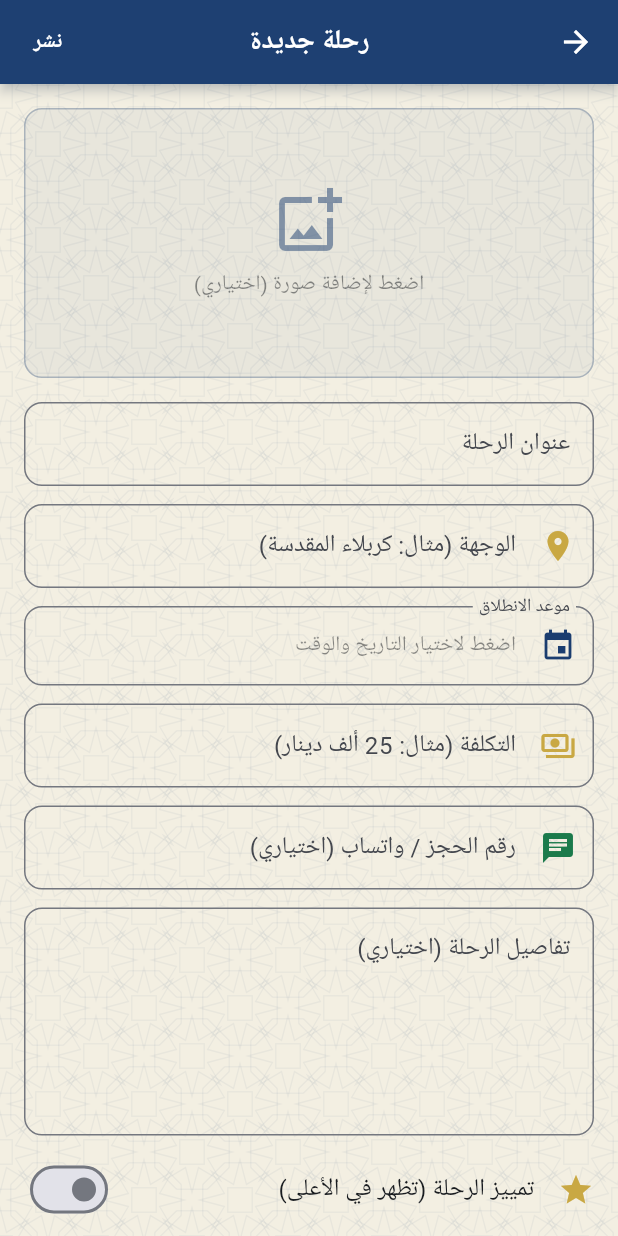
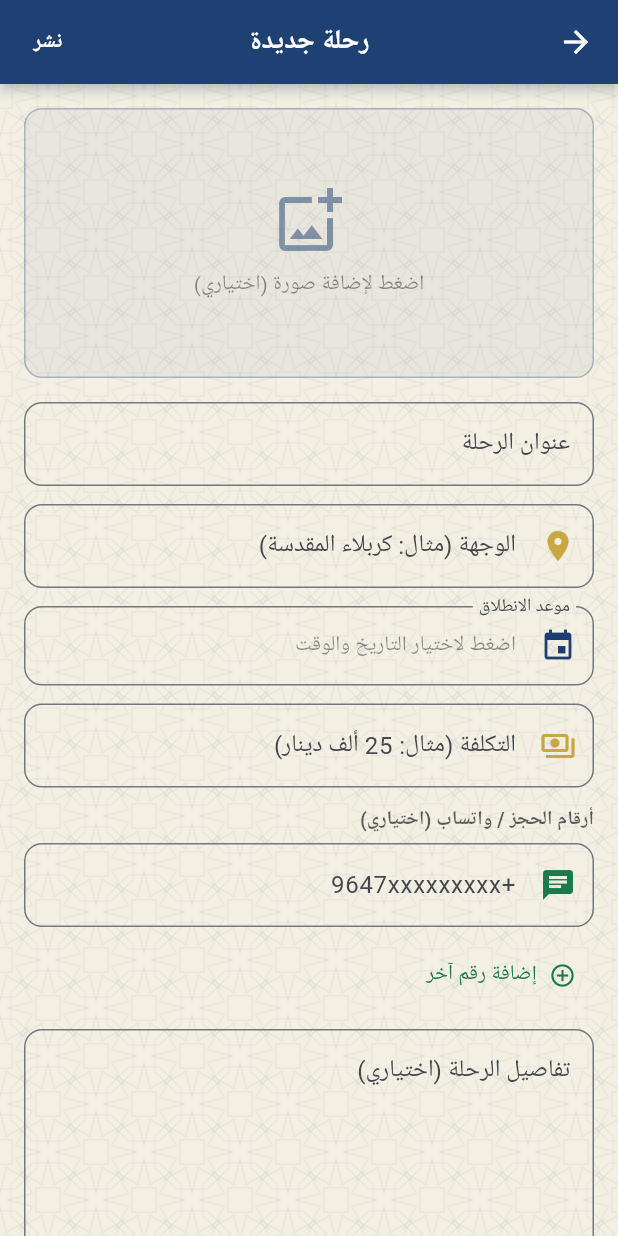
Before and after one commit to ahmedjhadalinajafi-droid/as, a Flutter app: the _AddTripPage screen opened directly, on a phone screen of 412 x 824 dp. Run offline on Flutter 3.47's test engine with Material 3 defaults, Android fonts, the phone set to English and light mode, and no system bars; our stand-ins replace cached_network_image, cloud_firestore, firebase_analytics, firebase_auth, firebase_core, firebase_messaging and 10 more; missing offline and left inert: audio_session, home_widget; accounts and stored records are empty; network calls fail; Roboto replaces fonts that are missing (ScheherazadeNew).

Commit message:
Trips: support multiple booking numbers
- Add-trip form: add/remove multiple number fields (إضافة رقم آخر)
- Trip card: one booking button per number (WhatsApp/call)
- Stored comma-separated, backward-compatible with single number
- Web admin: comma-separated contact field

```diff
--- a/lib/trips_page.dart
+++ b/lib/trips_page.dart
@@ -17,6 +17,14 @@ const _gold = Color(0xFFC9A843);
 
 // Same secret-key admin flag used by the events and Q&A pages.
 const _deviceAdminKey = 'ask_device_admin';
+
+// Splits a stored contact string (numbers separated by , ، ; or newlines)
+// into a clean list of individual numbers.
+List<String> _parseContacts(String raw) => raw
+    .split(RegExp(r'[,\n;،]'))
+    .map((s) => s.trim())
+    .where((s) => s.isNotEmpty)
+    .toList();
 
 // ─── Trips Page ────────────────────────────────────────────────────────────────
 
@@ -243,7 +251,7 @@ class _TripCard extends StatelessWidget {
     final description = data['description'] as String? ?? '';
     final destination = data['destination'] as String? ?? '';
     final cost        = data['cost']        as String? ?? '';
-    final contact     = data['contact']     as String? ?? '';
+    final contacts    = _parseContacts(data['contact'] as String? ?? '');
     final imageBase64 = data['imageBase64'] as String? ?? '';
     final imageUrl    = data['imageUrl']    as String? ?? '';
     final ts          = data['date']        as Timestamp?;
@@ -482,15 +490,19 @@ class _TripCard extends StatelessWidget {
                     ],
                   ),
 
-                  // Booking button
-                  if (!isPast && contact.isNotEmpty) ...[
+                  // Booking buttons — one per contact number
+                  if (!isPast && contacts.isNotEmpty) ...[
                     const SizedBox(height: 14),
+                    for (int i = 0; i < contacts.length; i++) ...[
+                      if (i > 0) const SizedBox(height: 8),
                       SizedBox(
                         width: double.infinity,
                         child: ElevatedButton.icon(
-                        onPressed: () => _book(contact),
+                          onPressed: () => _book(contacts[i]),
                           icon: const Icon(Icons.chat, size: 18),
-                        label: const Text('احجز الآن'),
+                          label: Text(contacts.length == 1
+                              ? 'احجز الآن'
+                              : 'احجز: ${contacts[i]}'),
                           style: ElevatedButton.styleFrom(
                             backgroundColor: const Color(0xFF1B7A4B),
                             foregroundColor: Colors.white,
@@ -500,6 +512,7 @@ class _TripCard extends StatelessWidget {
                           ),
                         ),
                       ),
+                    ],
                   ],
                 ],
               ),
@@ -607,7 +620,8 @@ class _AddTripPageState extends State<_AddTripPage> {
   final _description = TextEditingController();
   final _destination = TextEditingController();
   final _cost = TextEditingController();
-  final _contact = TextEditingController();
+  // One controller per booking number; starts with a single empty field.
+  final List<TextEditingController> _contacts = [TextEditingController()];
   DateTime? _date;
   bool _boosted = false;
   Uint8List? _imageBytes;
@@ -624,11 +638,28 @@ class _AddTripPageState extends State<_AddTripPage> {
       _description.text = d['description'] as String? ?? '';
       _destination.text = d['destination'] as String? ?? '';
       _cost.text = d['cost'] as String? ?? '';
-      _contact.text = d['contact'] as String? ?? '';
+      final existing = _parseContacts(d['contact'] as String? ?? '');
+      if (existing.isNotEmpty) {
+        _contacts
+          ..clear()
+          ..addAll(existing.map((c) => TextEditingController(text: c)));
+      }
       _boosted = (d['boosted'] as bool?) ?? false;
       final ts = d['date'];
       if (ts is Timestamp) _date = ts.toDate();
     }
+  }
+
+  void _addContactField() {
+    setState(() => _contacts.add(TextEditingController()));
+  }
+
+  void _removeContactField(int i) {
+    setState(() {
+      _contacts[i].dispose();
+      _contacts.removeAt(i);
+      if (_contacts.isEmpty) _contacts.add(TextEditingController());
+    });
   }
 
   @override
@@ -637,7 +668,9 @@ class _AddTripPageState extends State<_AddTripPage> {
     _description.dispose();
     _destination.dispose();
     _cost.dispose();
-    _contact.dispose();
+    for (final c in _contacts) {
+      c.dispose();
+    }
     super.dispose();
   }
 
@@ -681,12 +714,18 @@ class _AddTripPageState extends State<_AddTripPage> {
     setState(() => _uploading = true);
 
     try {
+      // Join all non-empty numbers with a comma; the card splits them back.
+      final contactsJoined = _contacts
+          .map((c) => c.text.trim())
+          .where((s) => s.isNotEmpty)
+          .join(', ');
+
       final data = <String, dynamic>{
         'title': _title.text.trim(),
         'description': _description.text.trim(),
         'destination': _destination.text.trim(),
         'cost': _cost.text.trim(),
-        'contact': _contact.text.trim(),
+        'contact': contactsJoined,
         'boosted': _boosted,
         'date': Timestamp.fromDate(_date!),
       };
@@ -875,16 +914,52 @@ class _AddTripPageState extends State<_AddTripPage> {
                 ),
                 const SizedBox(height: 12),
 
-                // Contact / booking number
-                TextFormField(
-                  controller: _contact,
+                // Contact / booking numbers — supports more than one
+                Align(
+                  alignment: Alignment.centerRight,
+                  child: Text('أرقام الحجز / واتساب (اختياري)',
+                      style: TextStyle(
+                          fontSize: 13,
+                          fontWeight: FontWeight.w600,
+                          color: cs.onSurface.withOpacity(0.7))),
+                ),
+                const SizedBox(height: 6),
+                for (int i = 0; i < _contacts.length; i++)
+                  Padding(
+                    padding: const EdgeInsets.only(bottom: 8),
+                    child: Row(
+                      children: [
+                        Expanded(
+                          child: TextFormField(
+                            controller: _contacts[i],
                             keyboardType: TextInputType.phone,
                             decoration: InputDecoration(
-                    labelText: 'رقم الحجز / واتساب (اختياري)',
-                    prefixIcon: const Icon(Icons.chat, color: Color(0xFF1B7A4B)),
+                              prefixIcon: const Icon(Icons.chat,
+                                  color: Color(0xFF1B7A4B)),
                               hintText: '+9647xxxxxxxxx',
                               border: OutlineInputBorder(
                                   borderRadius: BorderRadius.circular(12)),
+                            ),
+                          ),
+                        ),
+                        if (_contacts.length > 1)
+                          IconButton(
+                            onPressed: () => _removeContactField(i),
+                            icon: const Icon(Icons.remove_circle_outline,
+                                color: Colors.red),
+                            tooltip: 'حذف الرقم',
+                          ),
+                      ],
+                    ),
+                  ),
+                Align(
+                  alignment: Alignment.centerRight,
+                  child: TextButton.icon(
+                    onPressed: _addContactField,
+                    icon: const Icon(Icons.add_circle_outline,
+                        color: Color(0xFF1B7A4B)),
+                    label: const Text('إضافة رقم آخر',
+                        style: TextStyle(color: Color(0xFF1B7A4B))),
                   ),
                 ),
                 const SizedBox(height: 12),
```
Also changed, not shown: 1 other file. Lines whose indentation alone changed are shown as unchanged.
